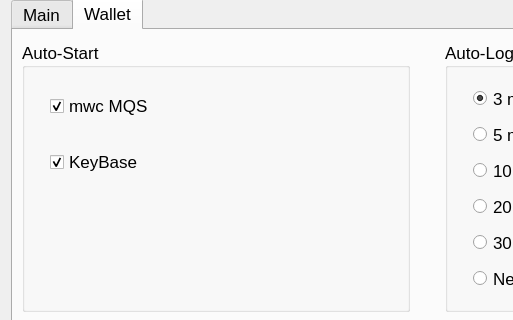
This is windows_desktop/x_walletconfig.ui in 0xkobe/mwc-wallet as Qt 5 draws it before an edit; both pictures show x 0 to 513 and y 105 to 425 of the 855 by 656 pixel window. The edited form follows.
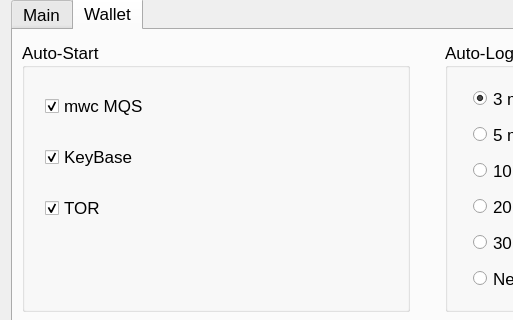
This is the edited form. Icons and pictures are not drawn. Custom widgets are drawn as their Qt base class.

The edit to the form file:
```diff
--- a/windows_desktop/x_walletconfig.ui
+++ b/windows_desktop/x_walletconfig.ui
@@ -747,10 +747,10 @@
            </property>
            <layout class="QVBoxLayout" name="verticalLayout_6">
             <property name="spacing">
-             <number>30</number>
+             <number>25</number>
             </property>
             <property name="leftMargin">
-             <number>25</number>
+             <number>20</number>
             </property>
             <property name="topMargin">
              <number>25</number>
@@ -775,6 +775,16 @@
               </property>
              </widget>
             </item>
+            <item>
+             <widget class="QCheckBox" name="start_tor">
+              <property name="text">
+               <string>TOR</string>
+              </property>
+              <property name="checked">
+               <bool>true</bool>
+              </property>
+             </widget>
+            </item>
             <item>
              <spacer name="verticalSpacer_7">
               <property name="orientation">
```
